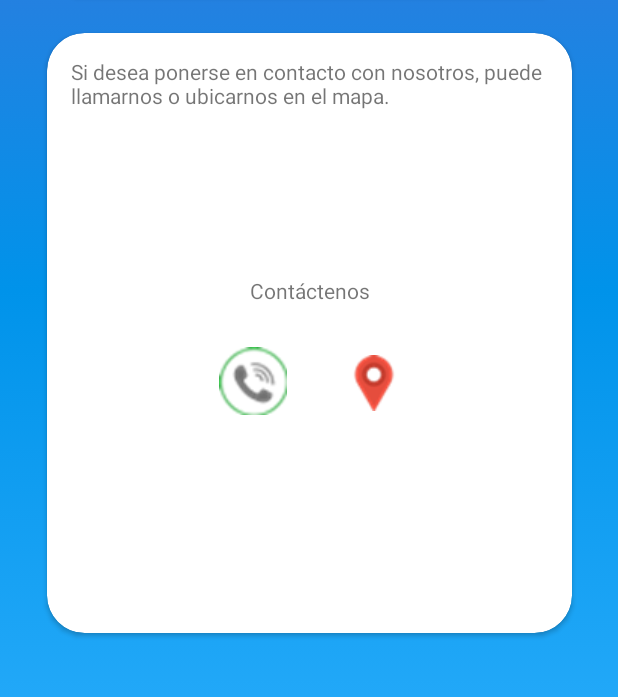
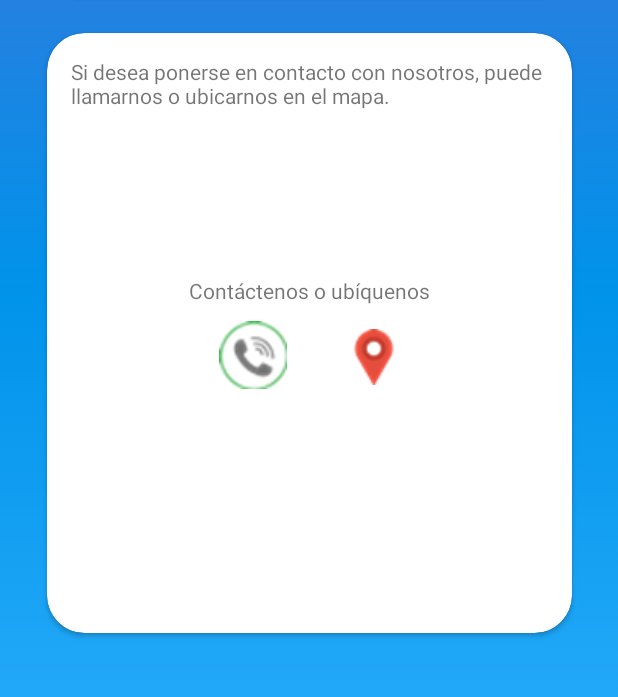
Before and after one commit to dorellanag92/Proyectobase_DiegoOrellana-BastianBalboa, an Android app: the Info_act screen opened directly, with no data from a screen before it, on a phone screen of 412 x 824 dp, the part 327-1024 px from its top. Run offline under Robolectric (Android 15) with nearby library versions, the phone set to English and light mode, and no system bars.

Commit message:
- En activity_info.xml se corrigio el texto - En build.gradle Se corrigió applicationId que arrojaba un error

```diff
--- a/app/build.gradle
+++ b/app/build.gradle
@@ -6,7 +6,7 @@ android {
     compileSdk 31
 
     defaultConfig {
-        applicationId "com.basgo.proyectobase_diegoorellana-bastianbalboa"
+        applicationId "com.basgo.biofit_diegoorellanabastianbalboa"
         minSdk 21
         targetSdk 31
         versionCode 1
--- a/app/src/main/res/layout/activity_info.xml
+++ b/app/src/main/res/layout/activity_info.xml
@@ -40,10 +40,10 @@
 
             <TextView
                 android:id="@+id/textView7"
-                android:layout_width="176dp"
-                android:layout_height="23dp"
+                android:layout_width="178dp"
+                android:layout_height="22dp"
                 android:layout_marginTop="24dp"
-                android:text="@string/cont_ctenos"
+                android:text="Contáctenos o ubíquenos"
                 android:textAlignment="center"
                 app:layout_constraintEnd_toEndOf="parent"
                 app:layout_constraintStart_toStartOf="parent"
@@ -62,7 +62,7 @@
             <LinearLayout
                 android:layout_width="160dp"
                 android:layout_height="57dp"
-                android:layout_marginTop="24dp"
+                android:layout_marginTop="8dp"
                 android:orientation="horizontal"
                 app:layout_constraintEnd_toEndOf="parent"
                 app:layout_constraintStart_toStartOf="parent"
```
